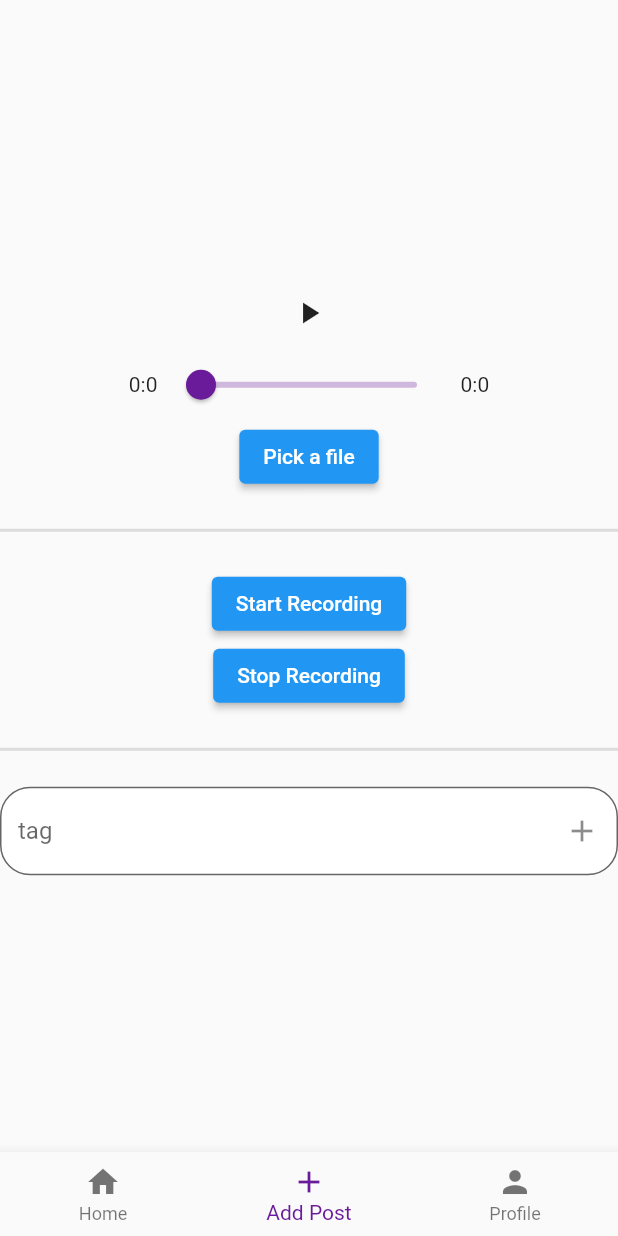
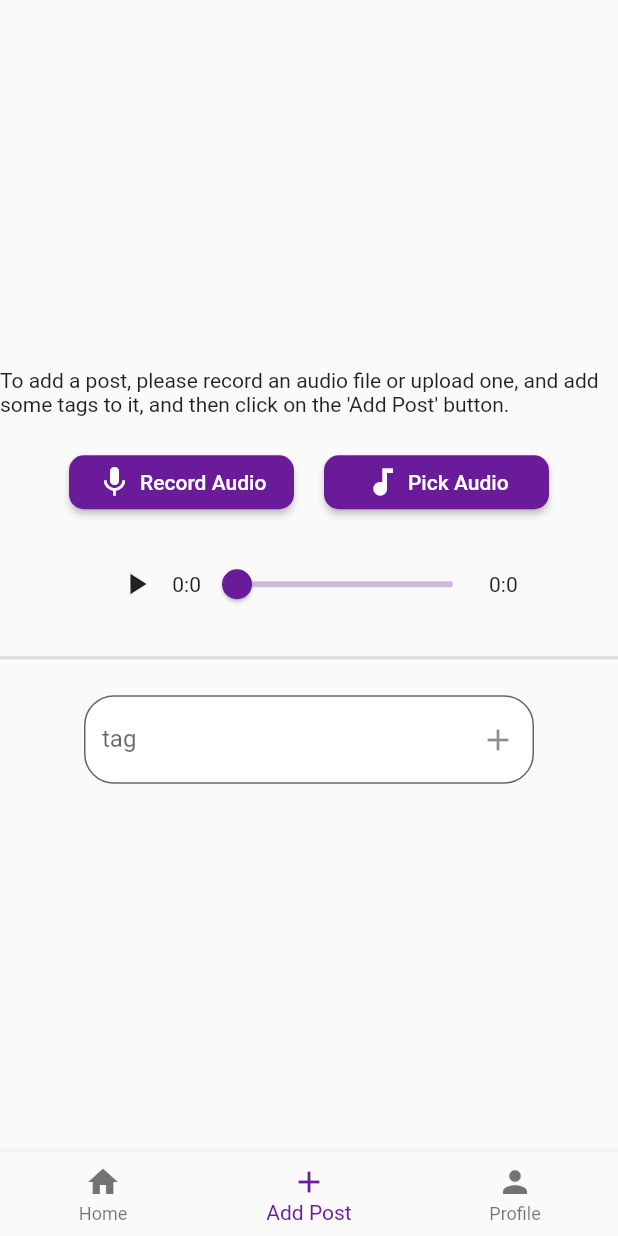
Before and after one commit to LahoucineLapunaire/ilili, a Flutter app: the screen it shows once a user with an empty profile is signed in, on a phone screen of 412 x 824 dp. Run offline on Flutter 3.47's test engine with Material 2 defaults, Android fonts, the phone set to English and light mode, and no system bars; our stand-ins replace audioplayers, cloud_firestore, file_picker, firebase_auth, firebase_core, google_sign_in and 1 more; missing offline and left inert: flutter_sound; accounts and stored records are empty.

Commit message:
[FIX] AddPost : audio recorder can now be play by audio player

```diff
--- a/lib/components/addPost.dart
+++ b/lib/components/addPost.dart
@@ -4,8 +4,11 @@ import 'package:audioplayers/audioplayers.dart';
 import 'package:flutter_sound/flutter_sound.dart';
 import 'package:permission_handler/permission_handler.dart';
 import 'dart:async';
+import 'dart:io';
 
 List<String> tagsList = [];
+AudioPlayer audioPlayer = AudioPlayer();
+String audioPath = '';
 
 class AddPostPage extends StatelessWidget {
   const AddPostPage({super.key});
@@ -17,14 +20,12 @@ class AddPostPage extends StatelessWidget {
         child: Column(
           mainAxisAlignment: MainAxisAlignment.center,
           children: [
-            AudioPlayerWidget(
-                audioPath:
-                    'https://www.soundhelix.com/examples/mp3/SoundHelix-Song-2.mp3'),
-            Divider(
-              height: 50,
-              thickness: 2,
-            ),
-            RecordSection(),
+            Text(
+                "To add a post, please record an audio file or upload one, and add some tags to it, and then click on the 'Add Post' button."),
+            SizedBox(height: 20),
+            ButtonSection(),
+            SizedBox(height: 20),
+            AudioPlayerSection(),
             Divider(
               height: 50,
               thickness: 2,
@@ -37,140 +38,17 @@ class AddPostPage extends StatelessWidget {
   }
 }
 
-class AudioPlayerWidget extends StatefulWidget {
-  final String audioPath;
-
-  AudioPlayerWidget({required this.audioPath});
+class ButtonSection extends StatefulWidget {
+  const ButtonSection({super.key});
 
   @override
-  _AudioPlayerWidgetState createState() => _AudioPlayerWidgetState();
+  State<ButtonSection> createState() => _ButtonSectionState();
 }
 
-class _AudioPlayerWidgetState extends State<AudioPlayerWidget> {
-  AudioPlayer _audioPlayer = AudioPlayer();
-  String _filePath = '';
-  bool _isPlaying = false;
-  Duration _audioDuration = Duration();
-  Duration _position = Duration();
-
-  @override
-  void initState() {
-    super.initState();
-    _audioPlayer.onDurationChanged.listen((Duration duration) {
-      setState(() {
-        _audioDuration = duration;
-      });
-    });
-
-    _audioPlayer.onPositionChanged.listen((Duration position) {
-      setState(() {
-        _position = position;
-      });
-    });
-  }
-
-  @override
-  void dispose() {
-    _audioPlayer.release();
-    super.dispose();
-  }
-
-  void _playPause() async {
-    if (_isPlaying) {
-      await _audioPlayer.pause();
-      setState(() => _isPlaying = false);
-    } else {
-      await _audioPlayer.play(UrlSource(_filePath));
-      setState(() => _isPlaying = true);
-    }
-  }
-
-  void _seekToSecond(int second) {
-    Duration newDuration = Duration(seconds: second);
-    _audioPlayer.seek(newDuration);
-  }
-
-  String formatPosition(int position) {
-    double result = position / 1000;
-    String minutes = (result / 60).floor().toString();
-    String secondes = (result % 60).floor().toString();
-    return minutes + ':' + secondes;
-  }
-
-  Future<void> pickAudioFile() async {
-    try {
-      FilePickerResult? result = await FilePicker.platform.pickFiles(
-        type: FileType.audio,
-      );
-
-      if (result != null) {
-        PlatformFile file = result.files.first;
-        setState(() {
-          _filePath = file.path!;
-          _audioPlayer.play(UrlSource(_filePath));
-        });
-      }
-    } catch (e) {
-      print("Error while picking the file: ${e.toString()}");
-    }
-  }
-
-  @override
-  Widget build(BuildContext context) {
-    return Column(
-      children: [
-        IconButton(
-          icon: Icon(_isPlaying ? Icons.pause : Icons.play_arrow),
-          onPressed: _playPause,
-        ),
-        Row(
-          mainAxisAlignment: MainAxisAlignment.center,
-          children: [
-            Text(formatPosition(_position.inMilliseconds)),
-            SizedBox(width: 5),
-            Slider(
-              activeColor: Color(0xFF6A1B9A),
-              inactiveColor: Color(0xFF6A1B9A).withOpacity(0.3),
-              min: 0.0,
-              max: _audioDuration.inSeconds.toDouble(),
-              value: _position.inSeconds.toDouble(),
-              onChanged: (double value) {
-                setState(() {
-                  _seekToSecond(value.toInt());
-                  value = value;
-                });
-              },
-            ),
-            SizedBox(width: 5),
-            Text(formatPosition(_audioDuration.inMilliseconds)),
-          ],
-        ),
-        ElevatedButton(
-            onPressed: () {
-              pickAudioFile();
-            },
-            child: Text('Pick a file')),
-      ],
-    );
-  }
-}
-
-class RecordSection extends StatefulWidget {
-  const RecordSection({super.key});
-
-  @override
-  State<RecordSection> createState() => _RecordSectionState();
-}
-
-class _RecordSectionState extends State<RecordSection> {
+class _ButtonSectionState extends State<ButtonSection> {
   FlutterSoundRecorder? audioRecorder;
-  FlutterSoundPlayer? _player;
-  String? audioFilePath = "";
-  late FlutterSound flutterSound;
-
-  void initState() {
-    super.initState();
-  }
+  FlutterSoundPlayer? player;
+  bool isRecording = false;
 
   Future<bool> checkPermission() async {
     var status = await Permission.microphone.request();
@@ -192,12 +70,19 @@ class _RecordSectionState extends State<RecordSection> {
         // Stop any ongoing recording before starting a new one
         await audioRecorder!.stopRecorder();
       }
-
+      File existingFile = File('audio.aac');
+      if (existingFile.existsSync()) {
+        await existingFile.delete();
+        print('Existing file deleted');
+      }
       audioRecorder = FlutterSoundRecorder();
 
       // Start recording audio
       await audioRecorder?.openRecorder();
-      await audioRecorder!.startRecorder(toFile: 'path_to_save_recording.aac');
+      await audioRecorder!.startRecorder(toFile: 'audio.aac');
+      setState(() {
+        isRecording = true;
+      });
     } catch (e) {
       print('Error starting recording: $e');
     }
@@ -211,39 +96,226 @@ class _RecordSectionState extends State<RecordSection> {
         await audioRecorder!.closeRecorder();
         audioRecorder = null;
         print("Recording stopped");
+        setState(() {
+          audioPath = 'audio.aac';
+          isRecording = false;
+        });
 
-        // Play the recorded audio
-        _player = FlutterSoundPlayer();
-
-        await _player!.openPlayer();
-        await _player!.startPlayer(fromURI: 'path_to_save_recording.aac');
-        _player!.setVolume(1.0); // Set volume to maximum (1.0)
+        String filePath = '/data/user/0/com.example.ilili/cache/audio.aac';
+        audioPath = filePath;
       }
+      ;
     } catch (e) {
       print('Error stopping recording or playing audio: $e');
     }
   }
 
+  Future<void> pickAudioFile() async {
+    try {
+      FilePickerResult? result = await FilePicker.platform.pickFiles(
+        type: FileType.audio,
+      );
+
+      if (result != null) {
+        PlatformFile file = result.files.first;
+        print("File path: ${file.path}");
+        setState(() {
+          audioPath = file.path!;
+        });
+      }
+    } catch (e) {
+      print("Error while picking the file: ${e.toString()}");
+    }
+  }
+
   @override
   Widget build(BuildContext context) {
-    return Center(
-        child: Column(
+    return Row(
       mainAxisAlignment: MainAxisAlignment.center,
       children: [
+        if (isRecording)
+          ElevatedButton(
+            onPressed: () {
+              stopRecording();
+            },
+            child: Row(
+              mainAxisAlignment: MainAxisAlignment.center,
+              children: [
+                Icon(Icons.stop),
+                SizedBox(width: 5),
+                Text('Stop Recording'),
+              ],
+            ),
+            style: ElevatedButton.styleFrom(
+              shape: RoundedRectangleBorder(
+                borderRadius: BorderRadius.circular(10),
+              ),
+              fixedSize:
+                  Size(150, 30), // Set the width and height of the button
+              backgroundColor:
+                  Color(0xFF6A1B9A), // Set the background color of the button
+            ),
+          ),
+        if (!isRecording)
           ElevatedButton(
             onPressed: () {
               startRecording();
             },
-          child: Text('Start Recording'),
+            child: Row(mainAxisAlignment: MainAxisAlignment.center, children: [
+              Icon(Icons.mic),
+              SizedBox(width: 5),
+              Text('Record Audio')
+            ]),
+            style: ElevatedButton.styleFrom(
+              shape: RoundedRectangleBorder(
+                borderRadius: BorderRadius.circular(10),
               ),
+              fixedSize:
+                  Size(150, 30), // Set the width and height of the button
+              backgroundColor:
+                  Color(0xFF6A1B9A), // Set the background color of the button
+            ),
+          ),
+        SizedBox(width: 20),
         ElevatedButton(
           onPressed: () {
-            stopRecording();
+            pickAudioFile();
           },
-          child: Text('Stop Recording'),
+          child: Row(mainAxisAlignment: MainAxisAlignment.center, children: [
+            Icon(Icons.audiotrack),
+            SizedBox(width: 5),
+            Text('Pick Audio')
+          ]),
+          style: ElevatedButton.styleFrom(
+            shape: RoundedRectangleBorder(
+              borderRadius: BorderRadius.circular(10),
+            ),
+            fixedSize: Size(150, 30), // Set the width and height of the button
+            backgroundColor:
+                Color(0xFF6A1B9A), // Set the background color of the button
+          ),
+        ),
+      ],
+    );
+  }
+}
+
+class AudioPlayerSection extends StatefulWidget {
+  AudioPlayerSection({super.key});
+
+  @override
+  State<AudioPlayerSection> createState() => AudioPlayerSectionState();
+}
+
+class AudioPlayerSectionState extends State<AudioPlayerSection> {
+  bool isPlaying = false;
+  Duration audioDuration = Duration();
+  Duration position = Duration();
+  String error = '';
+
+  void initState() {
+    super.initState();
+    audioPlayer.onDurationChanged.listen((Duration duration) {
+      setState(() {
+        audioDuration = duration;
+      });
+    });
+
+    audioPlayer.onPositionChanged.listen((Duration pos) {
+      setState(() {
+        position = pos;
+      });
+    });
+  }
+
+  void playPause() async {
+    try {
+      if (isPlaying) {
+        await audioPlayer.pause();
+        setState(() => isPlaying = false);
+      } else {
+        if (audioPath != null) {
+          print(audioPath);
+          await audioPlayer.play(UrlSource(audioPath));
+          setState(() => isPlaying = true);
+        }
+      }
+    } catch (e) {
+      setState(() {
+        error = "Please select a valid audio file";
+      });
+    }
+  }
+
+  void _seekToSecond(int second) {
+    Duration newDuration = Duration(seconds: second);
+    audioPlayer.seek(newDuration);
+  }
+
+  String formatPosition(int position) {
+    double result = position / 1000;
+    String minutes = (result / 60).floor().toString();
+    String secondes = (result % 60).floor().toString();
+    return minutes + ':' + secondes;
+  }
+
+  @override
+  Widget build(BuildContext context) {
+    return Column(
+      mainAxisAlignment: MainAxisAlignment.center,
+      children: [
+        if (error != '')
+          Padding(
+            padding: EdgeInsets.only(bottom: 10),
+            child: Row(
+              mainAxisAlignment: MainAxisAlignment.center,
+              children: [
+                Icon(Icons.error, color: Colors.red),
+                SizedBox(width: 5),
+                Container(
+                  width: 250,
+                  child: Text(
+                    "${error}",
+                    style: TextStyle(
+                        color: Colors.red, fontWeight: FontWeight.bold),
+                  ),
                 )
               ],
-    ));
+            ),
+          ),
+        Row(
+          mainAxisAlignment: MainAxisAlignment.center,
+          children: [
+            IconButton(
+              icon: Icon(isPlaying ? Icons.pause : Icons.play_arrow),
+              onPressed: () {
+                playPause();
+              },
+            ),
+            Row(
+              mainAxisAlignment: MainAxisAlignment.center,
+              children: [
+                Text(formatPosition(position.inMilliseconds)),
+                Slider(
+                  activeColor: Color(0xFF6A1B9A),
+                  inactiveColor: Color(0xFF6A1B9A).withOpacity(0.3),
+                  min: 0.0,
+                  max: audioDuration.inSeconds.toDouble(),
+                  value: position.inSeconds.toDouble(),
+                  onChanged: (double value) {
+                    setState(() {
+                      _seekToSecond(value.toInt());
+                      value = value;
+                    });
+                  },
+                ),
+                Text(formatPosition(audioDuration.inMilliseconds)),
+              ],
+            )
+          ],
+        )
+      ],
+    );
   }
 }
 
@@ -286,7 +358,9 @@ class _TagsSectionState extends State<TagsSection> {
 
   @override
   Widget build(BuildContext context) {
-    return Column(
+    return Container(
+      width: 300,
+      child: Column(
         children: [
           if (error != "")
             Padding(
@@ -327,11 +401,17 @@ class _TagsSectionState extends State<TagsSection> {
             shrinkWrap: true,
             itemCount: tagsList.length,
             itemBuilder: (context, index) {
-            return Row(
+              return Container(
+                width: 200, // Set the desired width here
+                child: Row(
+                  mainAxisAlignment: MainAxisAlignment.spaceBetween,
                   children: [
                     Text(tagsList[index]),
                     IconButton(
-                  icon: Icon(Icons.delete),
+                      icon: Icon(
+                        Icons.delete,
+                        color: Colors.red,
+                      ),
                       onPressed: () {
                         setState(() {
                           tagsList.removeAt(index);
@@ -339,10 +419,12 @@ class _TagsSectionState extends State<TagsSection> {
                       },
                     )
                   ],
+                ),
               );
             },
           ),
         ],
+      ),
     );
   }
 }
--- a/pubspec.yaml
+++ b/pubspec.yaml
@@ -44,6 +44,7 @@ dependencies:
   flutter_sound: ^9.2.13
   audioplayers: ^4.1.0
   permission_handler: ^10.4.1
+  path_provider: ^2.0.15
 
 
 
```
Also changed, not shown: pubspec.lock. Lines whose indentation alone changed are shown as unchanged.
